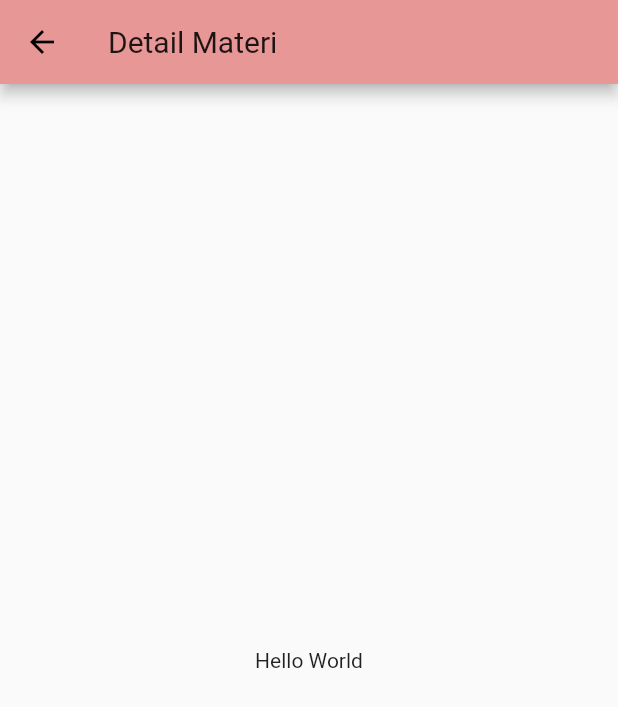
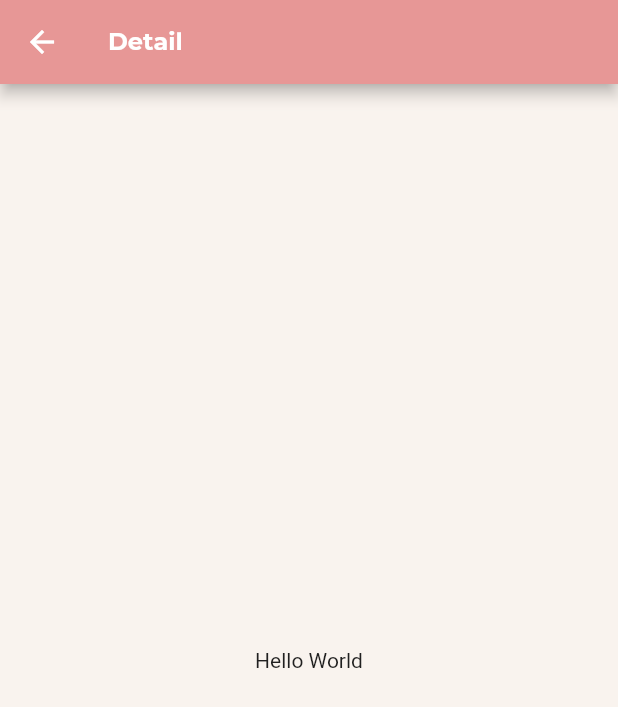
Before and after one commit to riansyahrobi8/TailorApp, a Flutter app: the DetailMateri screen opened directly, on a phone screen of 412 x 824 dp. Shown: the top 707 px of the screen. Run offline on Flutter 3.47's test engine with Material 2 defaults, Android fonts, the light colour scheme and no system bars; project files that could hold a hidden picture were left out.

Commit message:
add submateri screen

```diff
--- a/lib/routing/const_routing.dart
+++ b/lib/routing/const_routing.dart
@@ -14,3 +14,5 @@ const referensi = '/referensi';
 const dosbing = '/dosbing';
 
 const definition = '/definition';
+const silhouette = '/silhouette';
+const draw = '/draw';
--- a/lib/screens/Home.dart
+++ b/lib/screens/Home.dart
@@ -52,7 +52,7 @@ class Home extends StatelessWidget {
                   ),
                   MyCustomText(
                       text:
-                          "Mata Pelajaran Dasar Desain Kelas X SMK Tata Busanan",
+                          "Mata Pelajaran Dasar Desain Kelas X SMK Tata Busana",
                       textAlign: TextAlign.center,
                       fontFamily: "Roboto",
                       fontSize: 14.0,
--- a/lib/screens/Materi.dart
+++ b/lib/screens/Materi.dart
@@ -28,11 +28,11 @@ class Materi extends StatelessWidget {
               ),
               SubMateri(
                 title: "Bentuk atau siluet busana",
-                onTap: () => Navigator.pushNamed(context, definition),
+                onTap: () => Navigator.pushNamed(context, silhouette),
               ),
               SubMateri(
                 title: "Menggambar bagian-bagian busana",
-                onTap: () => Navigator.pushNamed(context, definition),
+                onTap: () => Navigator.pushNamed(context, draw),
               ),
             ],
           ),
--- a/lib/screens/submateri/DefinitionScreen.dart
+++ b/lib/screens/materi/DefinitionScreen.dart
@@ -79,7 +79,6 @@ class _DefinitionScreenState extends State<DefinitionScreen> {
                     );
                   } else {
                     var data = snapshot.data;
-                    print(data);
                     return GridView.builder(
                       shrinkWrap: true,
                       physics: ScrollPhysics(),
--- /dev/null
+++ b/lib/screens/materi/DetailMateri.dart
@@ -0,0 +1,24 @@
+import 'package:flutter/material.dart';
+import 'package:tailorapp/widgets/MyCustomText.dart';
+import 'package:tailorapp/utils/customColor.dart' as myColor;
+
+class DetailMateri extends StatelessWidget {
+  @override
+  Widget build(BuildContext context) {
+    return Scaffold(
+      backgroundColor: myColor.backgroundColor,
+      appBar: AppBar(
+        iconTheme: IconThemeData(color: myColor.textColorWhite),
+        title: MyCustomText(
+            text: "Detail",
+            fontSize: 16.0,
+            fontFamily: "Montserrat",
+            color: myColor.textColorWhite,
+            fontWeight: FontWeight.w800),
+      ),
+      body: Center(
+        child: Text("Hello World"),
+      ),
+    );
+  }
+}
--- a/lib/screens/submateri/DetailMateri.dart
+++ /dev/null
@@ -1,15 +0,0 @@
-import 'package:flutter/material.dart';
-
-class DetailMateri extends StatelessWidget {
-  @override
-  Widget build(BuildContext context) {
-    return Scaffold(
-      appBar: AppBar(
-        title: Text("Detail Materi"),
-      ),
-      body: Center(
-        child: Text("Hello World"),
-      ),
-    );
-  }
-}
```
Also changed, not shown: lib/routing/router.dart (+7 -1 lines), lib/screens/materi/DrawScreen.dart (added, +24 -0 lines), lib/screens/materi/SilhouetteScreen.dart (added, +29 -0 lines).
